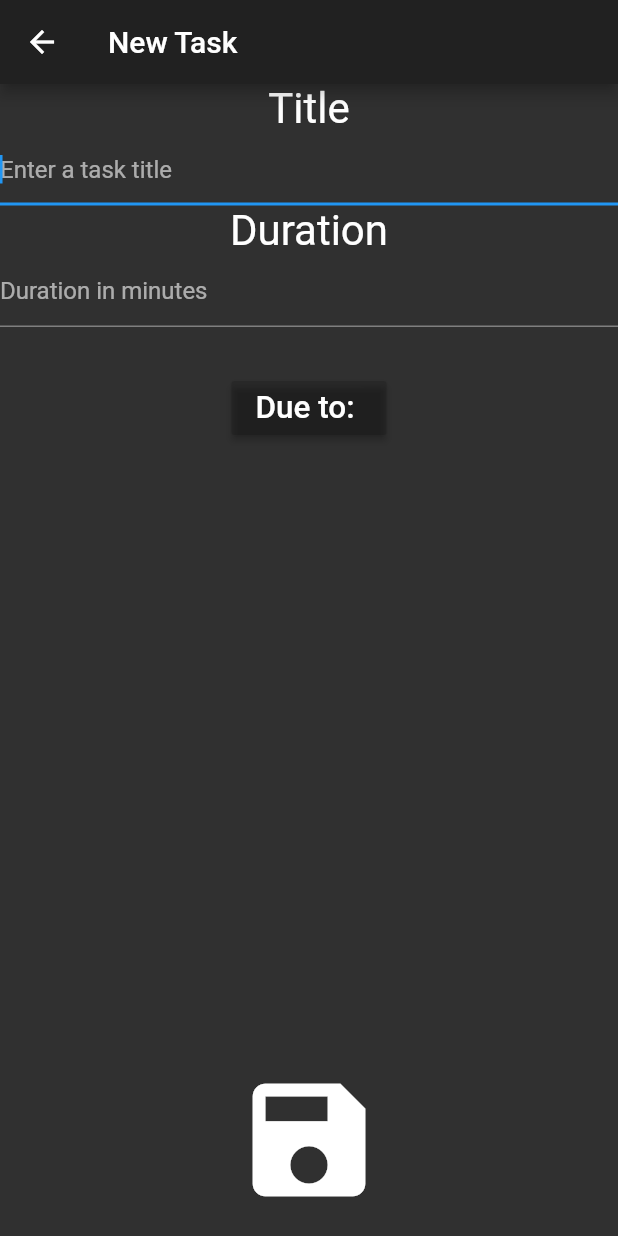
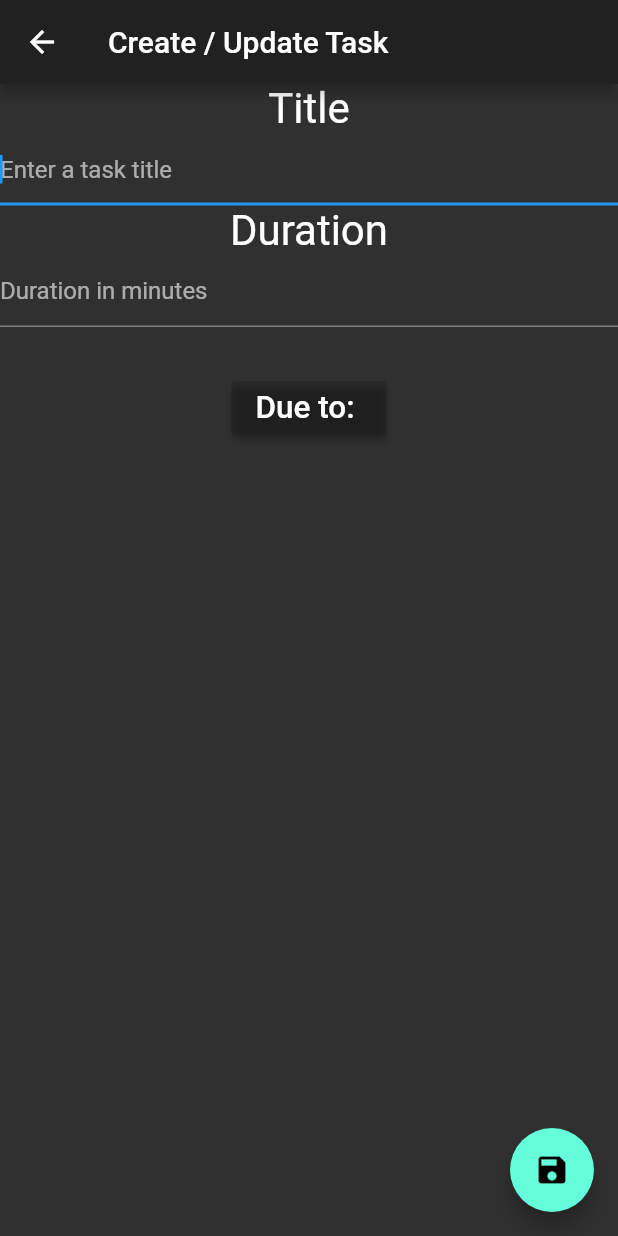
Before and after one commit to captainhorsepower/todo_app, a Flutter app: the CreateTaskScreen screen opened directly, on a phone screen of 412 x 824 dp. Run offline on Flutter 3.47's test engine with Material 2 defaults, Android fonts, the phone set to English and light mode, and no system bars; our stand-ins replace sqflite; accounts and stored records are empty.

```diff
--- a/lib/model/repository/task_repository.dart
+++ b/lib/model/repository/task_repository.dart
@@ -163,7 +163,7 @@ class TasksRepository implements Repository<Task, int> {
 
   // FIXME: delete rows from closure table, or use cascade
   Future<void> delete(Task task) async {
-    print('delete task $task');
+    print('delete task ${task.id}');
 
     final db = await provider.database;
 
@@ -172,6 +172,8 @@ class TasksRepository implements Repository<Task, int> {
       where: '${TaskDao.id} = ?',
       whereArgs: [task.id],
     );
+    //FIXME: this has issues
+    await db.rawDelete('delete from task_tree_closure where id = ${task.id} or parent_id = ${task.id}');
 
     print('result = $result');
   }
--- a/lib/view/create_task_screen.dart
+++ b/lib/view/create_task_screen.dart
@@ -3,6 +3,10 @@ import 'package:intl/intl.dart';
 import '../model/task.dart';
 
 class CreateTaskScreen extends StatefulWidget {
+  final Task task;
+
+  const CreateTaskScreen({Key key, this.task}) : super(key: key);
+
   @override
   _CreateTaskScreenState createState() => _CreateTaskScreenState();
 }
@@ -15,10 +19,20 @@ class _CreateTaskScreenState extends State<CreateTaskScreen> {
   DateTime dueTo;
 
   @override
+  void initState() {
+    if (widget.task != null) {
+      titleController.text = widget.task.title;
+      durationController.text = widget.task.expectedDuration.inMinutes.toString();
+    }
+    dueTo = widget.task?.dueTo;
+    super.initState();
+  }
+
+  @override
   Widget build(BuildContext context) {
     return Scaffold(
       appBar: AppBar(
-        title: Text('New Task'),
+        title: Text('Create / Update Task'),
       ),
       body: Column(
         children: <Widget>[
@@ -85,12 +99,10 @@ class _CreateTaskScreenState extends State<CreateTaskScreen> {
               ],
             ),
           ),
-          Expanded(
-            flex: 1,
-            child: Container(
-              child: IconButton(
-                iconSize: 100,
-                icon: Icon(Icons.save),
+        ],
+      ),
+      floatingActionButton: FloatingActionButton(
+        child: Icon(Icons.save),
         onPressed: () {
           final title = titleController.text;
           final durationText = durationController.text;
@@ -100,18 +112,17 @@ class _CreateTaskScreenState extends State<CreateTaskScreen> {
             Navigator.pop(
                 context,
                 Task(
+                  id: widget.task?.id,
+                  parent: widget.task?.parent,
                   title: title,
                   expectedDuration: duration,
+                  createdAt: widget.task?.createdAt ?? DateTime.now(),
                   dueTo: dueTo,
                 ));
             return;
           }
           Navigator.pop(context);
         },
-              ),
-            ),
-          )
-        ],
       ),
     );
   }
```
Also changed, not shown: lib/view/expanded_task_screen.dart (+60 -0 lines). Lines whose indentation alone changed are shown as unchanged.
